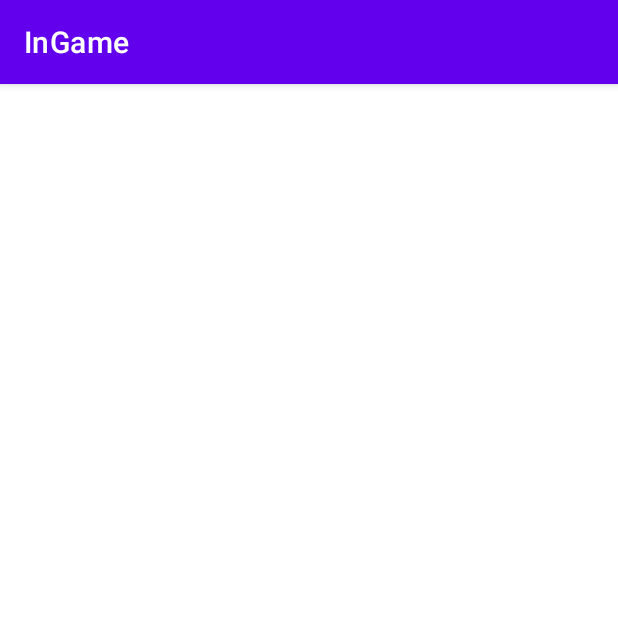
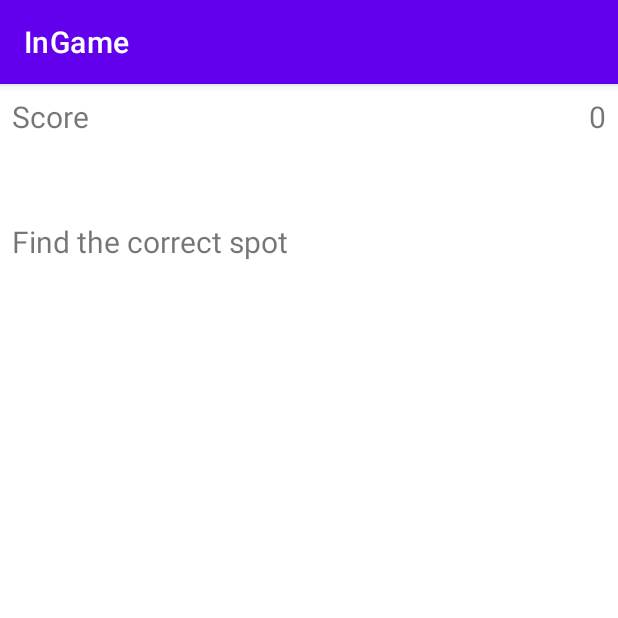
Before and after one commit to andre279m/proj-cm-12, an Android app: the Puzzle screen opened directly, with no data from a screen before it, on a phone screen of 412 x 824 dp, the top half of it. Run offline under Robolectric (Android 15) with nearby library versions, the phone set to English and light mode, and no system bars.

Commit message:
puzzle in fragment

```diff
--- a/app/src/main/java/com/example/ingame/Puzzle.java
+++ b/app/src/main/java/com/example/ingame/Puzzle.java
@@ -1,6 +1,7 @@
 package com.example.ingame;
 
 import androidx.appcompat.app.AppCompatActivity;
+import androidx.fragment.app.FragmentTransaction;
 
 import android.content.Context;
 import android.os.Bundle;
@@ -12,17 +13,15 @@ public class Puzzle extends AppCompatActivity {
     @Override
     protected void onCreate(Bundle savedInstanceState) {
         super.onCreate(savedInstanceState);
+        setContentView(R.layout.activity_puzzle);// adds the created view to the screen
 
-        Vibrator v = (Vibrator) getSystemService(Context.VIBRATOR_SERVICE);
+        PuzzleFragment pf = new PuzzleFragment();
 
+        FragmentTransaction transaction = getSupportFragmentManager().beginTransaction();
+        transaction.replace(R.id.puzzleFrag, pf);
 
-        GestureListener mGestureListener = new GestureListener();
-        GestureDetector mGestureDetector = new GestureDetector(getApplicationContext(), mGestureListener);
-        mGestureDetector.setIsLongpressEnabled(true);
-
-        PuzzleCanvas puzzleCanvas = new PuzzleCanvas(getApplicationContext(), null, mGestureDetector, v);
-        mGestureListener.setCanvas(puzzleCanvas);
-
-        setContentView(puzzleCanvas);// adds the created view to the screen
+        transaction.addToBackStack(null);
+        // Commit the transaction
+        transaction.commit();
     }
 }
--- a/app/src/main/java/com/example/ingame/PuzzleCanvas.java
+++ b/app/src/main/java/com/example/ingame/PuzzleCanvas.java
@@ -23,7 +23,7 @@ public class PuzzleCanvas extends View implements View.OnTouchListener{
 
     private float distance;
 
-    private float[] goal = {200.0f,300.0f};
+    private float[] goal = {200.0f,300.0f};//TODO maybe mudar consoante o tamanho do ecra
 
     public PuzzleCanvas(Context context, @Nullable AttributeSet attrs, GestureDetector mGestureDetector, Vibrator v) {
         super(context, attrs);
@@ -59,7 +59,7 @@ public class PuzzleCanvas extends View implements View.OnTouchListener{
                 distance = calculateDistanceBetweenPointsWithHypot(eventX,eventY,goal[0],goal[1]);
                 ts = new long[]{10};
                 a = (int) (-(distance/10) + 255);//TODO ajustes a sensibilidade
-                //Log.d(TAG, String.valueOf(distance) + " ola " + String.valueOf(a));
+                Log.d(TAG, String.valueOf(distance) + " ola " + String.valueOf(a));
                 as = new int[]{a};
                 if (Build.VERSION.SDK_INT >= Build.VERSION_CODES.O) {
                     v.vibrate(VibrationEffect.createWaveform(ts,as, -1));
--- /dev/null
+++ b/app/src/main/java/com/example/ingame/PuzzleFragment.java
@@ -0,0 +1,48 @@
+package com.example.ingame;
+
+import android.annotation.SuppressLint;
+import android.content.Context;
+import android.hardware.SensorManager;
+import android.os.Bundle;
+
+import androidx.constraintlayout.widget.ConstraintLayout;
+import androidx.fragment.app.Fragment;
+import androidx.lifecycle.ViewModelProvider;
+
+import android.os.Vibrator;
+import android.view.GestureDetector;
+import android.view.LayoutInflater;
+import android.view.View;
+import android.view.ViewGroup;
+
+/**
+ * A simple {@link Fragment} subclass.
+ * create an instance of this fragment.
+ */
+public class PuzzleFragment extends Fragment {
+
+    private PuzzleCanvas puzzleCanvas;
+
+    @SuppressLint("ResourceType")
+    @Override
+    public View onCreateView(LayoutInflater inflater, ViewGroup container,
+                             Bundle savedInstanceState) {
+
+        GestureListener mGestureListener = new GestureListener();
+        GestureDetector mGestureDetector = new GestureDetector(getActivity().getApplicationContext(), mGestureListener);
+        mGestureDetector.setIsLongpressEnabled(true);
+
+        Vibrator v = (Vibrator) getActivity().getSystemService(Context.VIBRATOR_SERVICE);
+
+        PuzzleCanvas puzzleCanvas = new PuzzleCanvas(getActivity().getApplicationContext(), null, mGestureDetector,v);
+        mGestureListener.setCanvas(puzzleCanvas);
+
+        // Inflate the layout for this fragment
+        View view = inflater.inflate(R.layout.fragment_puzzle, container, false);
+        ConstraintLayout cl = view.findViewById(R.id.canvas);
+        cl.addView(puzzleCanvas);
+
+        // Inflate the layout for this fragment
+        return view;
+    }
+}
--- a/app/src/main/res/layout/activity_puzzle.xml
+++ b/app/src/main/res/layout/activity_puzzle.xml
@@ -40,6 +40,11 @@
         android:layout_marginBottom="40dp"
         android:id="@+id/puzzleText"/>
 
+    <FrameLayout
+        android:layout_width="match_parent"
+        android:layout_height="match_parent"
+        android:id="@+id/puzzleFrag">
 
+    </FrameLayout>
 
 </LinearLayout>
--- /dev/null
+++ b/app/src/main/res/layout/fragment_puzzle.xml
@@ -0,0 +1,11 @@
+<?xml version="1.0" encoding="utf-8"?>
+<androidx.constraintlayout.widget.ConstraintLayout xmlns:android="http://schemas.android.com/apk/res/android"
+    xmlns:tools="http://schemas.android.com/tools"
+    android:layout_width="match_parent"
+    android:layout_height="match_parent"
+    tools:context=".PuzzleFragment"
+    android:id="@+id/canvas">
+
+
+
+</androidx.constraintlayout.widget.ConstraintLayout>
--- a/app/src/main/res/values/strings.xml
+++ b/app/src/main/res/values/strings.xml
@@ -1,3 +1,5 @@
 <resources>
     <string name="app_name">InGame</string>
+    <!-- TODO: Remove or change this placeholder text -->
+    <string name="hello_blank_fragment">Hello blank fragment</string>
 </resources>
```
